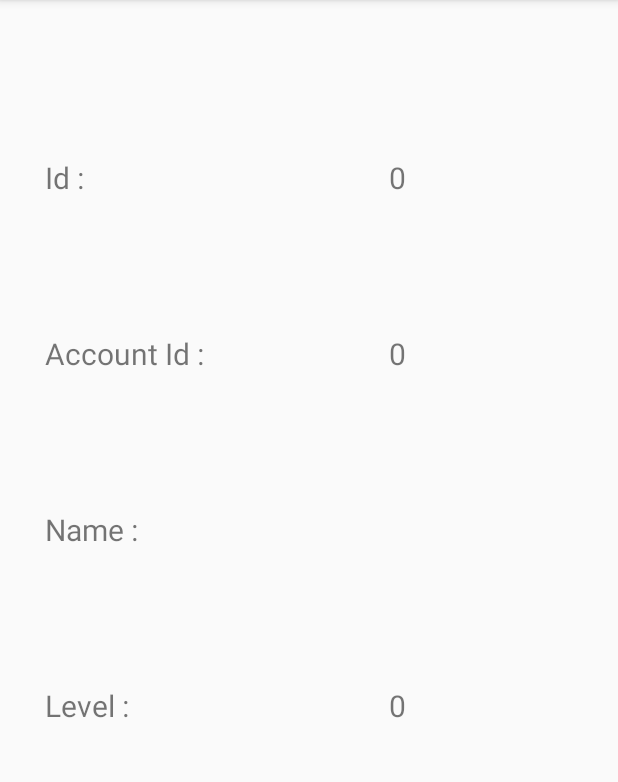
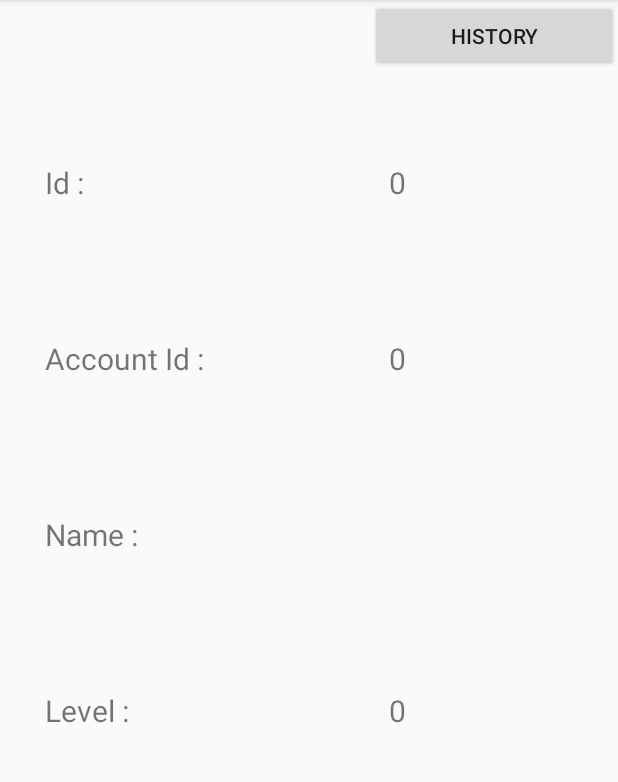
Before and after one commit to aminesghir/LeagueHelper, an Android app: the SummonerDetailActivity screen opened directly, with no data from a screen before it, on a phone screen of 412 x 824 dp, the part 84-866 px from its top. Run offline under Robolectric (Android 15) with nearby library versions, the phone set to English and light mode, and no system bars; 5 statements that could not run were skipped.

Commit message:
displaying games history

```diff
--- a/app/src/main/AndroidManifest.xml
+++ b/app/src/main/AndroidManifest.xml
@@ -18,7 +18,8 @@
                 <category android:name="android.intent.category.LAUNCHER" />
             </intent-filter>
         </activity>
-        <activity android:name=".UI.SummonerDetailActivity"></activity>
+        <activity android:name=".UI.SummonerDetailActivity" />
+        <activity android:name=".UI.MatchListActivity" />
     </application>
 
 </manifest>
--- a/app/src/main/res/layout/activity_summoner_detail.xml
+++ b/app/src/main/res/layout/activity_summoner_detail.xml
@@ -6,15 +6,28 @@
     android:layout_height="match_parent"
     tools:context="com.aminesghir.leaguehelper.UI.SummonerDetailActivity"
     android:orientation="vertical">
+
+    <LinearLayout
+        android:orientation="horizontal"
+        android:layout_width="match_parent"
+        android:layout_height="wrap_content">
     <TextView
         android:id="@+id/title"
-        android:layout_width="match_parent"
+        android:layout_width="0dp"
         android:layout_height="wrap_content"
+        android:layout_weight="0.6"
         android:text="Summoner Name"
-        android:layout_marginTop="10dp"
         android:textSize="25sp"
+        android:layout_gravity="center"
         android:gravity="center"
         android:textColor="@color/colorPrimaryDark"/>
+    <Button
+        android:id="@+id/button"
+        android:text="History"
+        android:layout_width="0dp"
+        android:layout_height="wrap_content"
+        android:layout_weight="0.4"/>
+    </LinearLayout>
 
     <LinearLayout
         android:id="@+id/idLinearLayout"
@@ -42,7 +55,6 @@
     </LinearLayout>
 
     <LinearLayout
-        android:id="@+id/idLinearLayout"
         android:layout_width="match_parent"
         android:layout_height="wrap_content"
         android:layout_marginTop="30dp"
@@ -67,7 +79,6 @@
     </LinearLayout>
 
     <LinearLayout
-        android:id="@+id/nameLinearLayout"
         android:layout_width="match_parent"
         android:layout_height="wrap_content"
         android:layout_marginTop="30dp"
@@ -92,7 +103,6 @@
     </LinearLayout>
 
     <LinearLayout
-        android:id="@+id/levelLinearLayout"
         android:layout_width="match_parent"
         android:layout_height="wrap_content"
         android:orientation="horizontal"
```
Also changed, not shown: app/src/main/java/com/aminesghir/leaguehelper/UI/Adapter/GameAdapter.java (added, +55 -0 lines), app/src/main/java/com/aminesghir/leaguehelper/UI/MatchListActivity.java (added, +52 -0 lines), app/src/main/java/com/aminesghir/leaguehelper/UI/SummonerDetailActivity.java (+12 -2 lines), app/src/main/res/layout/activity_match_list.xml (added, +27 -0 lines), app/src/main/res/layout/item_history.xml (added, +50 -0 lines).
